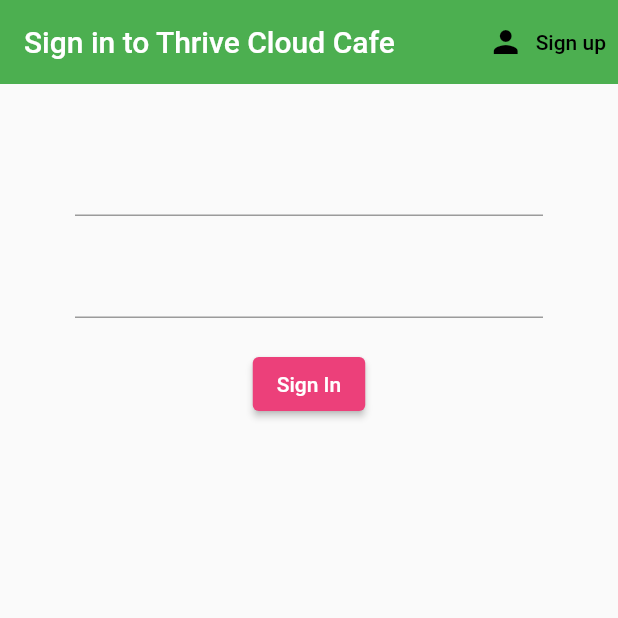
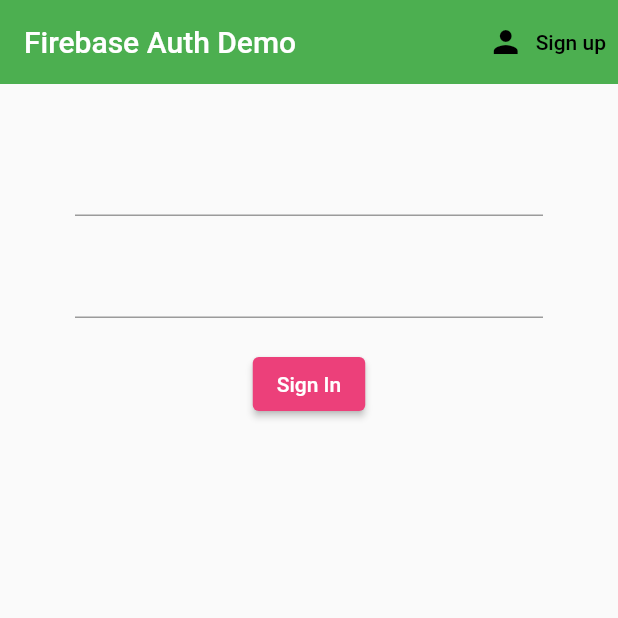
Before and after one commit to Sarang-R-119/login_app_sample, a Flutter app: the screen it shows after launch, on a phone screen of 412 x 824 dp, the top half of it. Run offline on Flutter 3.47's test engine with Material 2 defaults, Android fonts, the phone set to English and light mode, and no system bars; our stand-ins replace firebase_auth, firebase_core; accounts and stored records are empty.

Commit message:
second commit

```diff
--- a/lib/screens/authenticate/signIn.dart
+++ b/lib/screens/authenticate/signIn.dart
@@ -24,7 +24,7 @@ class _SignInState extends State<SignIn> {
       appBar: AppBar(
         backgroundColor: Colors.green,
         elevation: 0.0,
-        title: Text('Sign in to Thrive Cloud Cafe'),
+        title: Text('Firebase Auth Demo'),
           actions: <Widget>[
             TextButton.icon(
                 onPressed: () {
--- a/lib/screens/authenticate/signUp.dart
+++ b/lib/screens/authenticate/signUp.dart
@@ -24,7 +24,7 @@ class _SignUpState extends State<SignUp> {
         appBar: AppBar(
           backgroundColor: Colors.green,
           elevation: 0.0,
-          title: Text('Sign up to Thrive Cloud Cafe'),
+          title: Text('Firebase Auth Demo'),
             actions: <Widget>[
               TextButton.icon(
                   onPressed: () {
```
